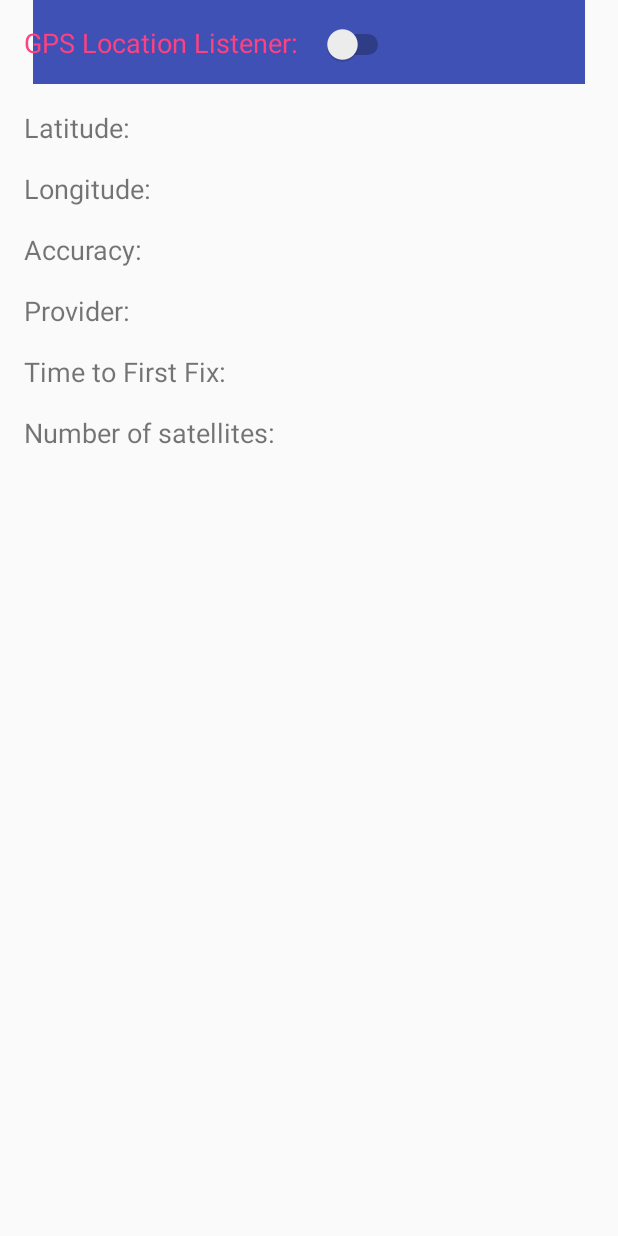
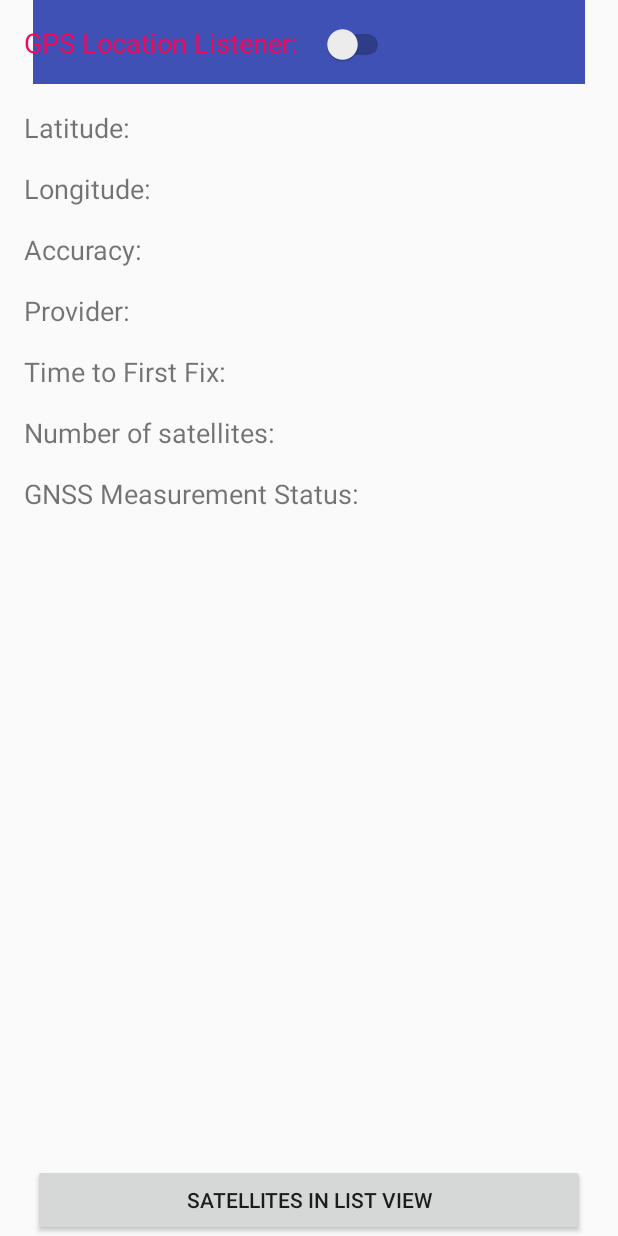
Before and after one commit to xiaoironman/Hackathon, an Android app: the SatelliteInformation screen opened directly, with no data from a screen before it, on a phone screen of 412 x 824 dp. Run offline under Robolectric (Android 15) with nearby library versions, the phone set to English and light mode, and no system bars.

Commit message:
Added ListView activity and added a button

```diff
--- a/app/src/main/java/com/example/xiao/hackathonproject/MainActivity.java
+++ b/app/src/main/java/com/example/xiao/hackathonproject/MainActivity.java
@@ -52,7 +52,7 @@ public class MainActivity extends AppCompatActivity {
     }
     public void onClick3(View v)
     {
-        Intent myIntent = new Intent(this,ReferenceList.class);
+        Intent myIntent = new Intent(this,ReferenceList.class );
         startActivity(myIntent);
     }
     @Override
--- a/app/src/main/res/layout/activity_satellite_information.xml
+++ b/app/src/main/res/layout/activity_satellite_information.xml
@@ -7,6 +7,18 @@
     tools:context="com.example.xiao.hackathonproject.SatelliteInformation"
     tools:layout_editor_absoluteY="25dp"
     tools:layout_editor_absoluteX="0dp">
+
+    <TextView
+        android:id="@+id/gnss_measurement_status"
+        android:layout_width="wrap_content"
+        android:layout_height="wrap_content"
+        android:layout_marginLeft="16dp"
+        android:layout_marginStart="16dp"
+        android:layout_marginTop="16dp"
+        android:text="@string/gnss_measurement_status"
+        android:textSize="18sp"
+        app:layout_constraintLeft_toLeftOf="parent"
+        app:layout_constraintTop_toBottomOf="@+id/sat_count" />
 
     <include
         android:id="@+id/CogeoToolbar"
@@ -31,7 +43,8 @@
         android:textColor="@color/colorAccent"
         android:textSize="18sp"
         app:layout_constraintLeft_toLeftOf="parent"
-        app:layout_constraintTop_toTopOf="parent" />
+        app:layout_constraintTop_toTopOf="parent"
+        android:layout_marginStart="16dp" />
 
     <Switch
         android:id="@+id/listener_switch"
@@ -40,7 +53,8 @@
         android:layout_marginLeft="16dp"
         android:layout_marginTop="16dp"
         app:layout_constraintLeft_toRightOf="@+id/text_listener_switch"
-        app:layout_constraintTop_toTopOf="parent" />
+        app:layout_constraintTop_toTopOf="parent"
+        android:layout_marginStart="16dp" />
 
     <TextView
         android:id="@+id/latitude"
@@ -51,7 +65,8 @@
         android:text="@string/latitude"
         android:textSize="18sp"
         app:layout_constraintLeft_toLeftOf="parent"
-        app:layout_constraintTop_toBottomOf="@+id/text_listener_switch" />
+        app:layout_constraintTop_toBottomOf="@+id/text_listener_switch"
+        android:layout_marginStart="16dp" />
 
     <TextView
         android:id="@+id/longitude"
@@ -62,7 +77,8 @@
         android:textSize="18sp"
         app:layout_constraintLeft_toLeftOf="parent"
         android:layout_marginTop="16dp"
-        app:layout_constraintTop_toBottomOf="@+id/latitude" />
+        app:layout_constraintTop_toBottomOf="@+id/latitude"
+        android:layout_marginStart="16dp" />
 
     <TextView
         android:id="@+id/accuracy"
@@ -73,7 +89,8 @@
         android:textSize="18sp"
         app:layout_constraintLeft_toLeftOf="parent"
         android:layout_marginTop="16dp"
-        app:layout_constraintTop_toBottomOf="@+id/longitude" />
+        app:layout_constraintTop_toBottomOf="@+id/longitude"
+        android:layout_marginStart="16dp" />
 
     <TextView
         android:id="@+id/provider"
@@ -84,7 +101,8 @@
         android:text="@string/provider"
         android:textSize="18sp"
         app:layout_constraintLeft_toLeftOf="parent"
-        app:layout_constraintTop_toBottomOf="@+id/accuracy" />
+        app:layout_constraintTop_toBottomOf="@+id/accuracy"
+        android:layout_marginStart="16dp" />
 
     <TextView
         android:id="@+id/first_fix"
@@ -95,7 +113,8 @@
         android:text="@string/first_fix"
         android:textSize="18sp"
         app:layout_constraintLeft_toLeftOf="parent"
-        app:layout_constraintTop_toBottomOf="@+id/provider" />
+        app:layout_constraintTop_toBottomOf="@+id/provider"
+        android:layout_marginStart="16dp" />
 
     <TextView
         android:id="@+id/sat_count"
@@ -106,5 +125,18 @@
         android:text="@string/sat_count"
         android:textSize="18sp"
         app:layout_constraintLeft_toLeftOf="parent"
-        app:layout_constraintTop_toBottomOf="@+id/first_fix" />
+        app:layout_constraintTop_toBottomOf="@+id/first_fix"
+        android:layout_marginStart="16dp" />
+
+    <Button
+        android:id="@+id/button4"
+        android:layout_width="368dp"
+        android:layout_height="wrap_content"
+        android:onClick="onClickToSatList"
+        android:text="@string/to_sat_list"
+        app:layout_constraintBottom_toBottomOf="parent"
+        android:layout_marginLeft="8dp"
+        app:layout_constraintLeft_toLeftOf="parent"
+        android:layout_marginRight="8dp"
+        app:layout_constraintRight_toRightOf="parent" />
 </android.support.constraint.ConstraintLayout>
--- a/app/src/main/res/values/colors.xml
+++ b/app/src/main/res/values/colors.xml
@@ -2,5 +2,5 @@
 <resources>
     <color name="colorPrimary">#3F51B5</color>
     <color name="colorPrimaryDark">#303F9F</color>
-    <color name="colorAccent">#FF4081</color>
+    <color name="colorAccent">#fb0558</color>
 </resources>
--- a/app/src/main/res/values/strings.xml
+++ b/app/src/main/res/values/strings.xml
@@ -14,4 +14,6 @@
     <string name="see_on_map">See My Location On The Map</string>
     <string name="first_fix">Time to First Fix:</string>
     <string name="sat_count">Number of satellites:</string>
+    <string name="to_sat_list">Satellites in List View</string>
+    <string name="gnss_measurement_status">GNSS Measurement Status:</string>
 </resources>
```
Also changed, not shown: app/src/main/AndroidManifest.xml (+6 -7 lines), app/src/main/java/com/example/xiao/hackathonproject/SatelliteInformation.java (+9 -0 lines), app/src/main/java/com/example/xiao/hackathonproject/SatelliteList.java (added, +48 -0 lines), app/src/main/res/layout/activity_satellite_list.xml (added, +37 -0 lines).
